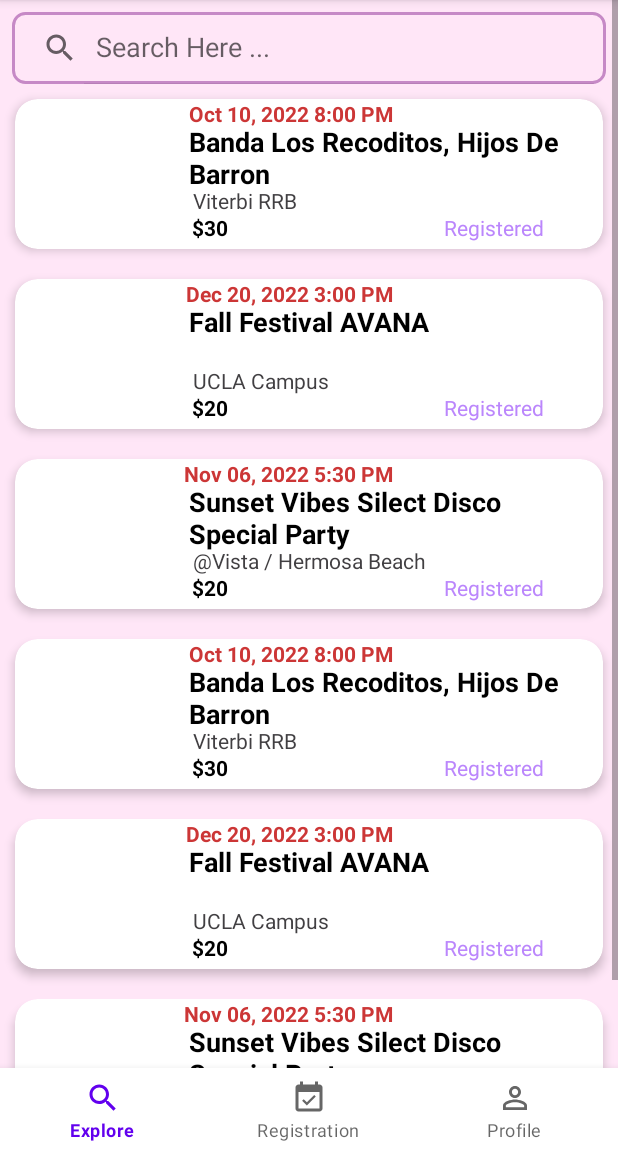
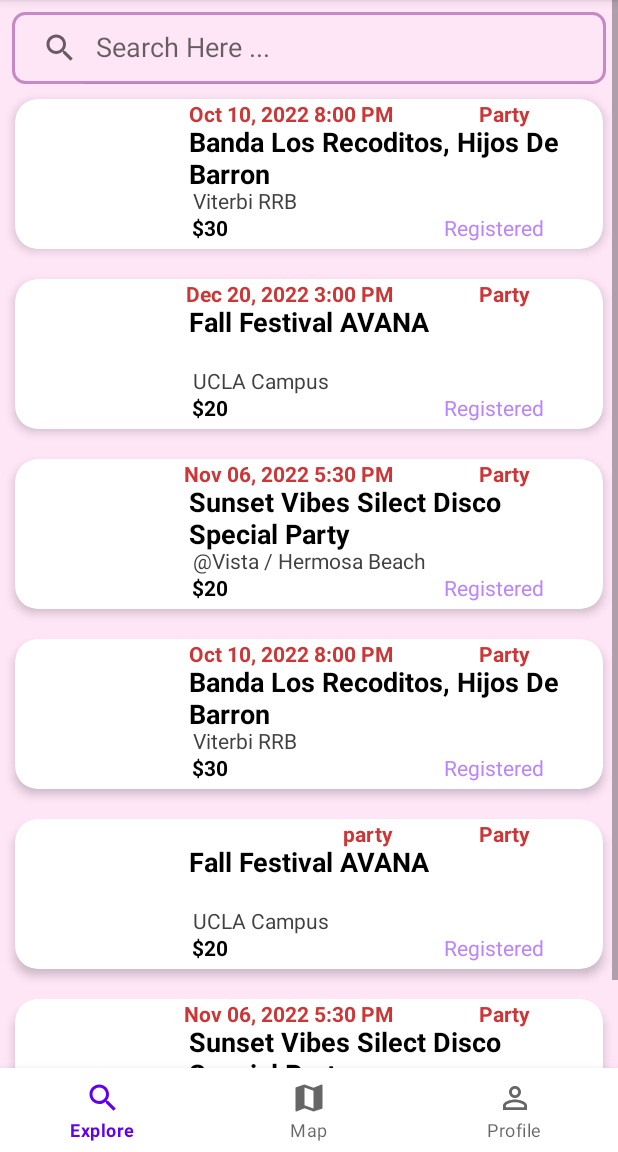
Before and after one commit to FeliX-Hell0/CSCI310_Group_Project, an Android app: the ContentActivity screen opened directly, with no data from a screen before it, on a phone screen of 412 x 824 dp, the part 84-1236 px from its top. Run offline under Robolectric (Android 15) with nearby library versions, the phone set to English and light mode, and no system bars.

Commit message:
add map fragment

```diff
--- a/app/src/main/java/com/example/csci310_group_project/ContentActivity.java
+++ b/app/src/main/java/com/example/csci310_group_project/ContentActivity.java
@@ -10,7 +10,7 @@
 import com.example.csci310_group_project.databinding.ActivityContentBinding;
 import com.example.csci310_group_project.fragment.ExploreFragment;
 import com.example.csci310_group_project.fragment.ProfileFragment;
-import com.example.csci310_group_project.fragment.RegistrationFragment;
+import com.example.csci310_group_project.fragment.MapFragment;
 
 public class ContentActivity extends AppCompatActivity {
 
@@ -28,8 +28,8 @@
                 case R.id.nav_explore:
                     replaceFragment(new ExploreFragment());
                     break;
-                case R.id.nav_registered:
-                    replaceFragment(new RegistrationFragment());
+                case R.id.nav_map:
+                    replaceFragment(new MapFragment());
                     break;
                 case R.id.nav_profile:
                     replaceFragment(new ProfileFragment());
--- a/app/src/main/java/com/example/csci310_group_project/Event.java
+++ b/app/src/main/java/com/example/csci310_group_project/Event.java
@@ -6,8 +6,17 @@
     private String eventOrganizor;
     private String eventDescription;
     private String eventLocation;
+    private String eventType;
     private int eventCost;
     private int img;
+
+    public String getEventType() {
+        return eventType;
+    }
+
+    public void setEventType(String eventType) {
+        this.eventType = eventType;
+    }
 
     public String getEventName() {
         return eventName;
@@ -65,8 +74,9 @@
         this.img = img;
     }
 
-    public Event(String eventName, String eventDate, String eventOrganizor, String eventDescription, String eventLocation, int eventCost, int img) {
+    public Event(String eventName, String eventType, String eventDate, String eventOrganizor, String eventDescription, String eventLocation, int eventCost, int img) {
         this.eventName = eventName;
+        this.eventType = eventType;
         this.eventDate = eventDate;
         this.eventOrganizor = eventOrganizor;
         this.eventDescription = eventDescription;
--- a/app/src/main/java/com/example/csci310_group_project/fragment/ExploreFragment.java
+++ b/app/src/main/java/com/example/csci310_group_project/fragment/ExploreFragment.java
@@ -20,10 +20,7 @@
 import com.example.csci310_group_project.R;
 import com.example.csci310_group_project.recyclerAdapter;
 
-import org.checkerframework.checker.units.qual.A;
-
 import java.util.ArrayList;
-import java.util.Locale;
 
 /**
  * A simple {@link Fragment} subclass.
@@ -31,7 +28,6 @@
  * create an instance of this fragment.
  */
 public class ExploreFragment extends Fragment {
-    private static final int Event_COUNT = 20;
     private ArrayList<Event> eventsList;
     private RecyclerView recyclerView;
     private recyclerAdapter.RecyclerViewClickListener listener;
@@ -126,6 +122,8 @@
             }
         });
 
+        // TODO: spinner onChange
+
         recyclerView = view.findViewById(R.id.recyclerView);
         eventsList = new ArrayList<>();
 
@@ -135,6 +133,7 @@
         return view;
     }
 
+    // TODO: check if date and sort types are set
     private void filterList(String text) {
         ArrayList<Event> filteredEventsList = new ArrayList<>();
 
@@ -154,31 +153,31 @@
     // TODO: read from DAO
     private void setEventInfo(){
         eventsList.add(new Event(
-                "Banda Los Recoditos, Hijos De Barron ", "Oct 10, 2022 8:00 PM", "UUUUSC", "gonna be fun", "Viterbi RRB", 30, 0
+                "Banda Los Recoditos, Hijos De Barron ", "party", "Oct 10, 2022 8:00 PM", "UUUUSC", "gonna be fun", "Viterbi RRB", 30, 0
         ));
         eventsList.add(new Event(
-                "Fall Festival AVANA", "Dec 20, 2022 3:00 PM", "UCLA", "gonna be interesting", "UCLA Campus", 20, 0
+                "Fall Festival AVANA", "party","Dec 20, 2022 3:00 PM", "UCLA", "gonna be interesting", "UCLA Campus", 20, 0
         ));
         eventsList.add(new Event(
-                "Sunset Vibes Silect Disco Special Party", "Nov 06, 2022 5:30 PM", "UCLA", "gonna be interesting", "@Vista / Hermosa Beach", 20, 0
+                "Sunset Vibes Silect Disco Special Party", "party","Nov 06, 2022 5:30 PM", "UCLA", "gonna be interesting", "@Vista / Hermosa Beach", 20, 0
         ));
         eventsList.add(new Event(
-                "Banda Los Recoditos, Hijos De Barron ", "Oct 10, 2022 8:00 PM", "UUUUSC", "gonna be fun", "Viterbi RRB", 30, 0
+                "Banda Los Recoditos, Hijos De Barron ", "party","Oct 10, 2022 8:00 PM", "UUUUSC", "gonna be fun", "Viterbi RRB", 30, 0
         ));
         eventsList.add(new Event(
-                "Fall Festival AVANA", "Dec 20, 2022 3:00 PM", "UCLA", "gonna be interesting", "UCLA Campus", 20, 0
+                "Fall Festival AVANA", "Dec 20, 2022 3:00 PM", "party","UCLA", "gonna be interesting", "UCLA Campus", 20, 0
         ));
         eventsList.add(new Event(
-                "Sunset Vibes Silect Disco Special Party", "Nov 06, 2022 5:30 PM", "UCLA", "gonna be interesting", "@Vista / Hermosa Beach", 20, 0
+                "Sunset Vibes Silect Disco Special Party", "party","Nov 06, 2022 5:30 PM", "UCLA", "gonna be interesting", "@Vista / Hermosa Beach", 20, 0
         ));
         eventsList.add(new Event(
-                "Banda Los Recoditos, Hijos De Barron ", "Oct 10, 2022 8:00 PM", "UUUUSC", "gonna be fun", "Viterbi RRB", 30, 0
+                "Banda Los Recoditos, Hijos De Barron ", "party","Oct 10, 2022 8:00 PM", "UUUUSC", "gonna be fun", "Viterbi RRB", 30, 0
         ));
         eventsList.add(new Event(
-                "Fall Festival AVANA", "Dec 20, 2022 3:00 PM", "UCLA", "gonna be interesting", "UCLA Campus", 20, 0
+                "Fall Festival AVANA", "party","Dec 20, 2022 3:00 PM", "UCLA", "gonna be interesting", "UCLA Campus", 20, 0
         ));
         eventsList.add(new Event(
-                "Sunset Vibes Silect Disco Special Party", "Nov 06, 2022 5:30 PM", "UCLA", "gonna be interesting", "@Vista / Hermosa Beach", 20, 0
+                "Sunset Vibes Silect Disco Special Party","party", "Nov 06, 2022 5:30 PM", "UCLA", "gonna be interesting", "@Vista / Hermosa Beach", 20, 0
         ));
     }
 }
--- a/app/src/main/java/com/example/csci310_group_project/recyclerAdapter.java
+++ b/app/src/main/java/com/example/csci310_group_project/recyclerAdapter.java
@@ -33,6 +33,7 @@
         private TextView locationText;
         private TextView organizorText;
         private TextView costText;
+        private TextView typeText;
 
         public MyViewHolder(final View view) {
             super(view);
@@ -44,6 +45,7 @@
             locationText = view.findViewById(R.id.custom_event_location);
             costText = view.findViewById(R.id.custom_event_cost);
             organizorText = view.findViewById(R.id.custom_event_organizer);
+            typeText = view.findViewById(R.id.custom_event_type);
 
             view.setOnClickListener(this);
         }
--- /dev/null
+++ b/app/src/main/res/drawable/ic_baseline_map_24.xml
@@ -0,0 +1,5 @@
+<vector android:height="24dp" android:tint="#000000"
+    android:viewportHeight="24" android:viewportWidth="24"
+    android:width="24dp" xmlns:android="http://schemas.android.com/apk/res/android">
+    <path android:fillColor="@android:color/white" android:pathData="M20.5,3l-0.16,0.03L15,5.1 9,3 3.36,4.9c-0.21,0.07 -0.36,0.25 -0.36,0.48V20.5c0,0.28 0.22,0.5 0.5,0.5l0.16,-0.03L9,18.9l6,2.1 5.64,-1.9c0.21,-0.07 0.36,-0.25 0.36,-0.48V3.5c0,-0.28 -0.22,-0.5 -0.5,-0.5zM15,19l-6,-2.11V5l6,2.11V19z"/>
+</vector>
--- a/app/src/main/res/layout/custom_event_box_cardview.xml
+++ b/app/src/main/res/layout/custom_event_box_cardview.xml
@@ -31,6 +31,22 @@
             android:layout_marginEnd="140dp"
             android:height="20dp"
             android:text="Sat, Oct 22 - 6:00 PM"
+            android:textColor="@color/orange"
+            android:textSize="14sp"
+            android:textStyle="bold"
+            app:layout_constraintBottom_toBottomOf="parent"
+            app:layout_constraintEnd_toEndOf="parent"
+            app:layout_constraintTop_toTopOf="parent"
+            app:layout_constraintVertical_bias="0.0" />
+
+
+        <TextView
+            android:id="@+id/custom_event_type"
+            android:layout_width="wrap_content"
+            android:layout_height="wrap_content"
+            android:layout_marginEnd="48dp"
+            android:height="20dp"
+            android:text="Party"
             android:textColor="@color/orange"
             android:textSize="14sp"
             android:textStyle="bold"
--- a/app/src/main/res/layout/fragment_explore.xml
+++ b/app/src/main/res/layout/fragment_explore.xml
@@ -23,6 +23,8 @@
         android:background="@drawable/search_view_background"
         app:iconifiedByDefault="false"/>
 
+    <!--    TODO: add sort type spinner-->
+
 
     <androidx.recyclerview.widget.RecyclerView
         android:id="@+id/recyclerView"
--- a/app/src/main/res/layout/fragment_registration.xml
+++ b/app/src/main/res/layout/fragment_map.xml
@@ -3,7 +3,7 @@
     xmlns:tools="http://schemas.android.com/tools"
     android:layout_width="match_parent"
     android:layout_height="match_parent"
-    tools:context=".fragment.RegistrationFragment"
+    tools:context=".fragment.MapFragment"
     android:background="@color/light_purple">
 
     <!-- TODO: Update blank fragment layout -->
@@ -11,7 +11,7 @@
         android:layout_width="wrap_content"
         android:layout_height="wrap_content"
         android:textSize="30dp"
-        android:text="register"
+        android:text="map"
         android:layout_gravity="center"/>
 
 </FrameLayout>
--- a/app/src/main/res/menu/bottom_nav_menu.xml
+++ b/app/src/main/res/menu/bottom_nav_menu.xml
@@ -7,9 +7,9 @@
         android:title="Explore" />
 
     <item
-        android:id="@+id/nav_registered"
-        android:icon="@drawable/ic_baseline_event_available_24"
-        android:title="Registration" />
+        android:id="@+id/nav_map"
+        android:icon="@drawable/ic_baseline_map_24"
+        android:title="Map" />
 
     <item
         android:id="@+id/nav_profile"
```
Also changed, not shown: app/src/main/java/com/example/csci310_group_project/fragment/MapFragment.java (renamed from app/src/main/java/com/example/csci310_group_project/fragment/RegistrationFragment.java, +6 -6 lines).
